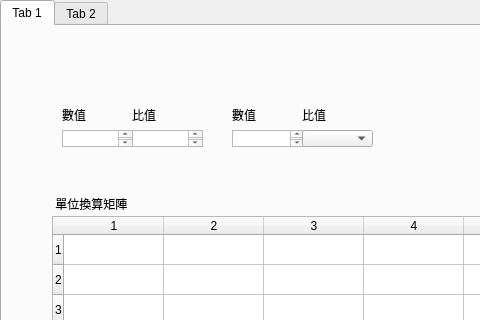
Qt form mainwindow.ui (markscat/Scientific_computing) before a commit; both pictures show x 0 to 480 and y 0 to 320 of the 993 by 600 pixel window.
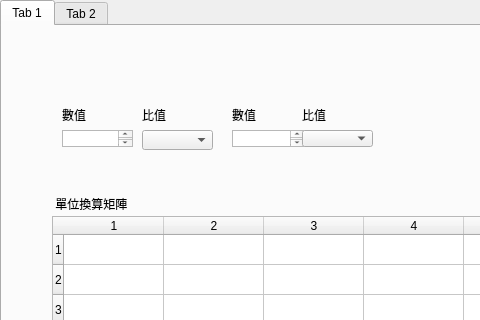
The same form after that commit.

Patch:
```diff
--- a/mainwindow.ui
+++ b/mainwindow.ui
@@ -96,28 +96,6 @@
        </item>
       </layout>
      </widget>
-     <widget class="QWidget" name="">
-      <property name="geometry">
-       <rect>
-        <x>130</x>
-        <y>80</y>
-        <width>71</width>
-        <height>41</height>
-       </rect>
-      </property>
-      <layout class="QVBoxLayout" name="verticalLayout_2">
-       <item>
-        <widget class="QLabel" name="label_4">
-         <property name="text">
-          <string>比值</string>
-         </property>
-        </widget>
-       </item>
-       <item>
-        <widget class="QTextEdit" name="Input_textEdit"/>
-       </item>
-      </layout>
-     </widget>
      <widget class="QWidget" name="">
       <property name="geometry">
        <rect>
@@ -162,6 +140,28 @@
        </item>
       </layout>
      </widget>
+     <widget class="QWidget" name="">
+      <property name="geometry">
+       <rect>
+        <x>140</x>
+        <y>80</y>
+        <width>71</width>
+        <height>44</height>
+       </rect>
+      </property>
+      <layout class="QVBoxLayout" name="verticalLayout_2">
+       <item>
+        <widget class="QLabel" name="label_4">
+         <property name="text">
+          <string>比值</string>
+         </property>
+        </widget>
+       </item>
+       <item>
+        <widget class="QComboBox" name="output_comboBox_2"/>
+       </item>
+      </layout>
+     </widget>
     </widget>
     <widget class="QWidget" name="tab_2">
      <attribute name="title">
```
